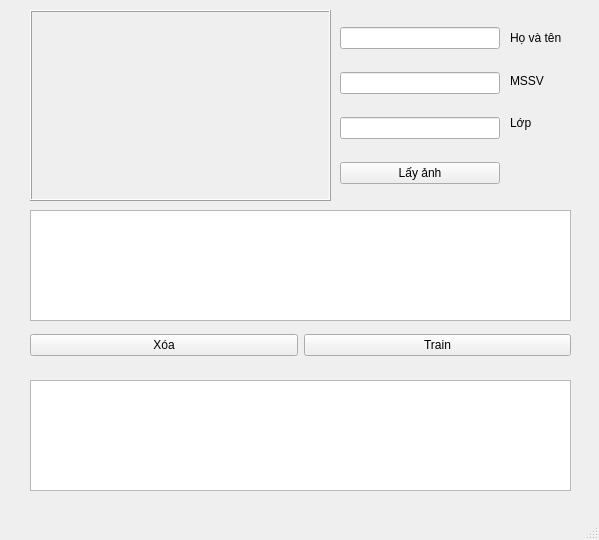
Qt form gui/train.ui (caykeodeo/BaiTapLon) before a commit.
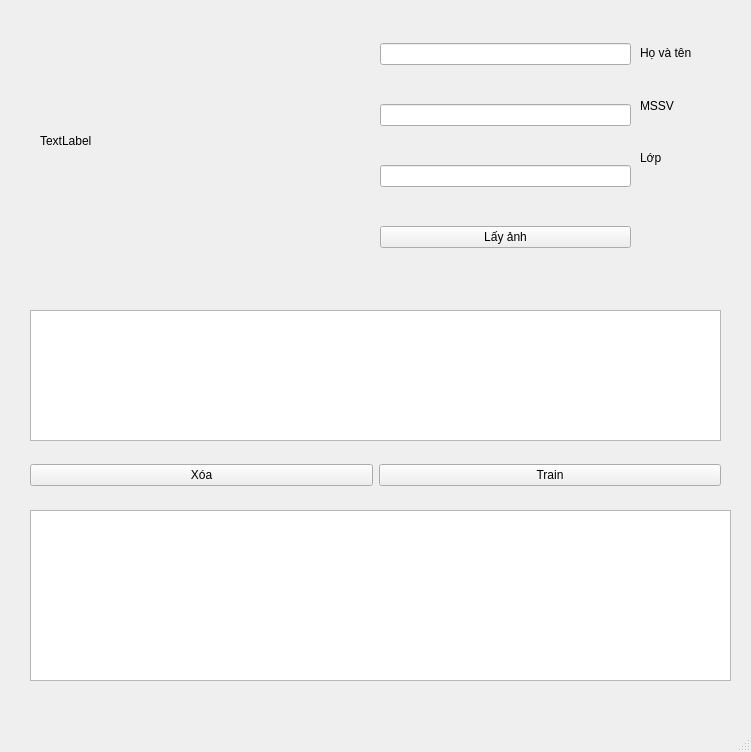
The same form after that commit.

The edit to the form file:
```diff
--- a/gui/train.ui
+++ b/gui/train.ui
@@ -6,8 +6,8 @@
    <rect>
     <x>0</x>
     <y>0</y>
-    <width>599</width>
-    <height>540</height>
+    <width>751</width>
+    <height>752</height>
    </rect>
   </property>
   <property name="windowTitle">
@@ -18,9 +18,9 @@
     <property name="geometry">
      <rect>
       <x>30</x>
-      <y>330</y>
-      <width>541</width>
-      <height>31</height>
+      <y>450</y>
+      <width>691</width>
+      <height>51</height>
      </rect>
     </property>
     <layout class="QHBoxLayout" name="horizontalLayout">
@@ -43,10 +43,10 @@
    <widget class="QWidget" name="verticalLayoutWidget">
     <property name="geometry">
      <rect>
-      <x>340</x>
+      <x>380</x>
       <y>10</y>
-      <width>160</width>
-      <height>191</height>
+      <width>251</width>
+      <height>271</height>
      </rect>
     </property>
     <layout class="QVBoxLayout" name="verticalLayout">
@@ -75,10 +75,10 @@
    <widget class="QWidget" name="verticalLayoutWidget_2">
     <property name="geometry">
      <rect>
-      <x>510</x>
-      <y>20</y>
+      <x>640</x>
+      <y>30</y>
       <width>61</width>
-      <height>121</height>
+      <height>151</height>
      </rect>
     </property>
     <layout class="QVBoxLayout" name="verticalLayout_2">
@@ -119,9 +119,9 @@
     <property name="geometry">
      <rect>
       <x>30</x>
-      <y>210</y>
-      <width>541</width>
-      <height>111</height>
+      <y>310</y>
+      <width>691</width>
+      <height>131</height>
      </rect>
     </property>
    </widget>
@@ -129,29 +129,23 @@
     <property name="geometry">
      <rect>
       <x>30</x>
-      <y>380</y>
-      <width>541</width>
-      <height>111</height>
+      <y>510</y>
+      <width>701</width>
+      <height>171</height>
      </rect>
     </property>
    </widget>
-   <widget class="QFrame" name="frame">
+   <widget class="QLabel" name="label_4">
     <property name="geometry">
      <rect>
-      <x>30</x>
+      <x>40</x>
       <y>10</y>
-      <width>301</width>
-      <height>191</height>
+      <width>321</width>
+      <height>261</height>
      </rect>
     </property>
-    <property name="styleSheet">
-     <string notr="true"/>
-    </property>
-    <property name="frameShape">
-     <enum>QFrame::Box</enum>
-    </property>
-    <property name="frameShadow">
-     <enum>QFrame::Raised</enum>
+    <property name="text">
+     <string>TextLabel</string>
     </property>
    </widget>
   </widget>
```
Left out of the diff: 4 changed lines with no effect on the pictures.
